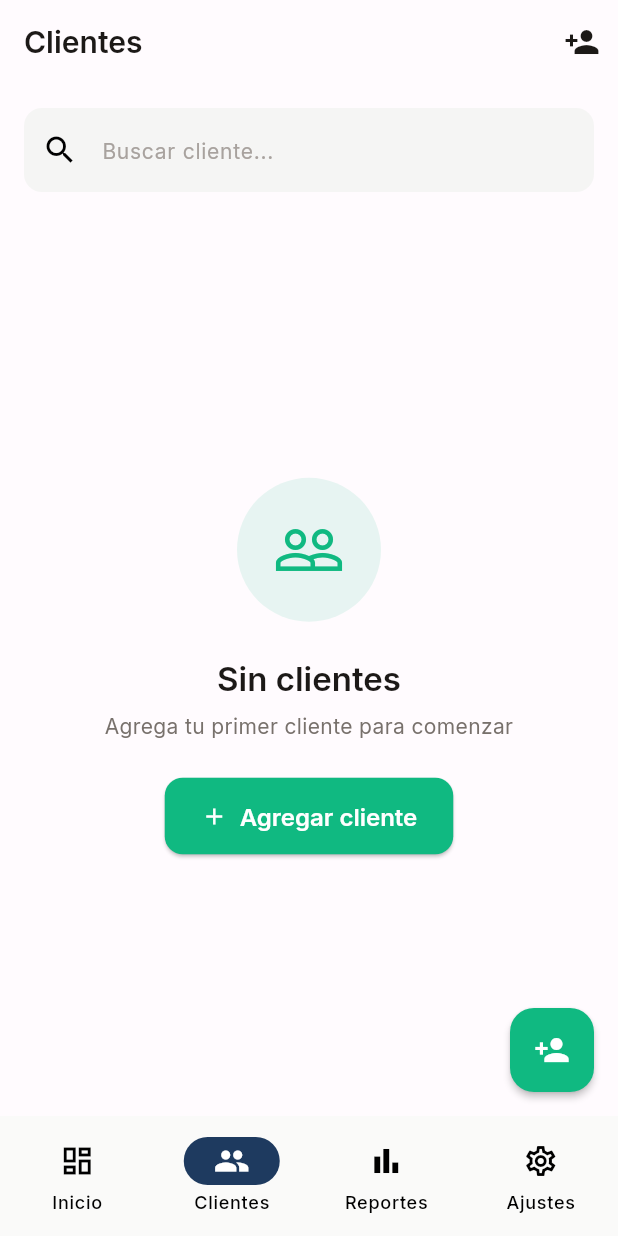
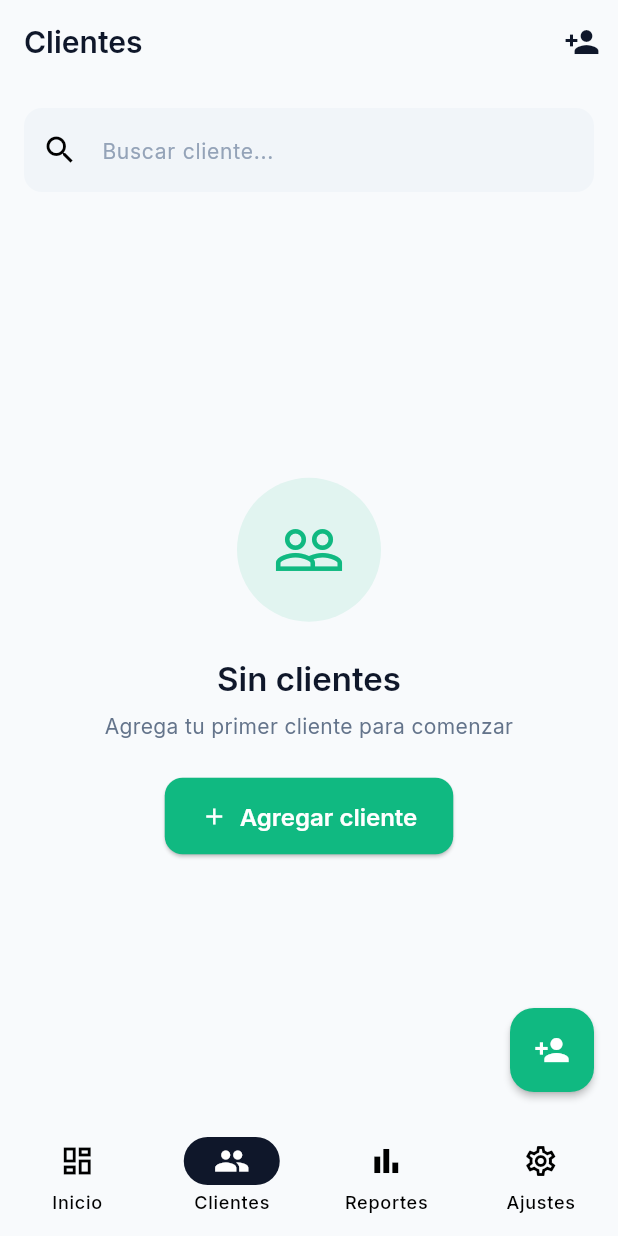
Before and after one commit to code-rmendoza/CuentasClaras, a Flutter app: the ClientsScreen screen opened by its route, on a phone screen of 412 x 824 dp. Run offline on Flutter 3.47's test engine with Material 3 defaults, Android fonts, the phone set to English and light mode, and no system bars; our stand-ins replace csv, drift, firebase_core, flutter_riverpod, flutter_secure_storage, go_router and 2 more; accounts and stored records are empty; generated files the repository leaves out were written again.

Commit message:
fix: Add landing APK file, update Stitch design system colors & force update gh-pages

```diff
--- a/lib/core/theme/app_colors.dart
+++ b/lib/core/theme/app_colors.dart
@@ -1,58 +1,57 @@
 import 'package:flutter/material.dart';
 
-/// Paleta de colores principal de CuentasClaras.
+/// Paleta de colores oficial de CuentasClaras inspirada en el Design System de Google Stitch MCP.
 ///
-/// Diseñada para evocar confianza financiera y profesionalismo,
-/// optimizada para pantallas de gama baja en LATAM.
+/// Combina "Financial Utility" con Deep Slate (#081425, #0F172A) y Emerald Green (#10B981, #4EDEA3).
 class AppColors {
   AppColors._();
 
-  // ── Primarios ──────────────────────────────────────────────
-  static const Color primary = Color(0xFF10B981);        // Verde esmeralda
-  static const Color primaryLight = Color(0xFF34D399);
+  // ── Primarios (Stitch Emerald) ──────────────────────────────
+  static const Color primary = Color(0xFF10B981);        // Verde esmeralda Stitch
+  static const Color primaryLight = Color(0xFF4EDEA3);   // Emerald tint
   static const Color primaryDark = Color(0xFF059669);
   static const Color onPrimary = Colors.white;
 
-  // ── Secundarios ────────────────────────────────────────────
-  static const Color secondary = Color(0xFF1E3A5F);      // Azul profundo
-  static const Color secondaryLight = Color(0xFF2D5F8A);
+  // ── Secundarios (Stitch Deep Slate) ─────────────────────────
+  static const Color secondary = Color(0xFF0F172A);      // Deep Slate
+  static const Color secondaryLight = Color(0xFF1E293B); // Card Slate
   static const Color onSecondary = Colors.white;
 
-  // ── Superficies ────────────────────────────────────────────
-  static const Color surface = Color(0xFFFAFAF9);        // Blanco crema
-  static const Color surfaceVariant = Color(0xFFF5F5F4);
-  static const Color background = Color(0xFFFFFBFE);
+  // ── Superficies Modo Claro ─────────────────────────────────
+  static const Color surface = Color(0xFFF8FAFC);
+  static const Color surfaceVariant = Color(0xFFF1F5F9);
+  static const Color background = Color(0xFFF8FAFC);
   static const Color card = Colors.white;
 
   // ── Semánticos ─────────────────────────────────────────────
-  static const Color error = Color(0xFFEF4444);           // Rojo coral - deudas
+  static const Color error = Color(0xFFEF4444);           // Rojo coral
   static const Color errorLight = Color(0xFFFEE2E2);
-  static const Color warning = Color(0xFFF59E0B);         // Ámbar - alerta
+  static const Color warning = Color(0xFFF59E0B);         // Ámbar
   static const Color warningLight = Color(0xFFFEF3C7);
-  static const Color success = Color(0xFF10B981);         // Verde - pagos
+  static const Color success = Color(0xFF10B981);         // Verde esmeralda
   static const Color successLight = Color(0xFFD1FAE5);
-  static const Color info = Color(0xFF3B82F6);            // Azul - info
+  static const Color info = Color(0xFF3B82F6);            // Azul cobalto
 
-  // ── Texto ──────────────────────────────────────────────────
-  static const Color textPrimary = Color(0xFF1C1917);
-  static const Color textSecondary = Color(0xFF78716C);
-  static const Color textTertiary = Color(0xFFA8A29E);
-  static const Color textOnDark = Color(0xFFFAFAF9);
+  // ── Texto Modo Claro ───────────────────────────────────────
+  static const Color textPrimary = Color(0xFF0F172A);
+  static const Color textSecondary = Color(0xFF64748B);
+  static const Color textTertiary = Color(0xFF94A3B8);
+  static const Color textOnDark = Color(0xFFF8FAFC);
 
   // ── Bordes & Divisores ─────────────────────────────────────
-  static const Color border = Color(0xFFE7E5E4);
-  static const Color divider = Color(0xFFF5F5F4);
+  static const Color border = Color(0xFFE2E8F0);
+  static const Color divider = Color(0xFFE2E8F0);
 
-  // ── Dark Mode ──────────────────────────────────────────────
-  static const Color darkSurface = Color(0xFF1C1917);
-  static const Color darkSurfaceVariant = Color(0xFF292524);
-  static const Color darkCard = Color(0xFF292524);
-  static const Color darkBackground = Color(0xFF0C0A09);
-  static const Color darkBorder = Color(0xFF44403C);
-  static const Color darkTextPrimary = Color(0xFFFAFAF9);
-  static const Color darkTextSecondary = Color(0xFFA8A29E);
+  // ── Modo Oscuro (Stitch Financial Utility Dark Mode) ────────
+  static const Color darkBackground = Color(0xFF081425);  // Slate Lowest
+  static const Color darkSurface = Color(0xFF152031);     // Slate Container
+  static const Color darkSurfaceVariant = Color(0xFF1F2A3C);
+  static const Color darkCard = Color(0xFF152031);
+  static const Color darkBorder = Color(0xFF2A3548);
+  static const Color darkTextPrimary = Color(0xFFD8E3FB);
+  static const Color darkTextSecondary = Color(0xFF94A3B8);
 
-  // ── Gradientes ─────────────────────────────────────────────
+  // ── Gradientes Estilo Stitch ────────────────────────────────
   static const LinearGradient primaryGradient = LinearGradient(
     colors: [primary, Color(0xFF06B6D4)],
     begin: Alignment.topLeft,
@@ -60,7 +59,7 @@ class AppColors {
   );
 
   static const LinearGradient heroGradient = LinearGradient(
-    colors: [secondary, Color(0xFF0F766E)],
+    colors: [Color(0xFF081425), Color(0xFF064E3B)],
     begin: Alignment.topLeft,
     end: Alignment.bottomRight,
   );
@@ -72,7 +71,7 @@ class AppColors {
   );
 
   static const LinearGradient successGradient = LinearGradient(
-    colors: [success, Color(0xFF06B6D4)],
+    colors: [success, Color(0xFF059669)],
     begin: Alignment.topLeft,
     end: Alignment.bottomRight,
   );
```
Also changed, not shown: 2 other files.
